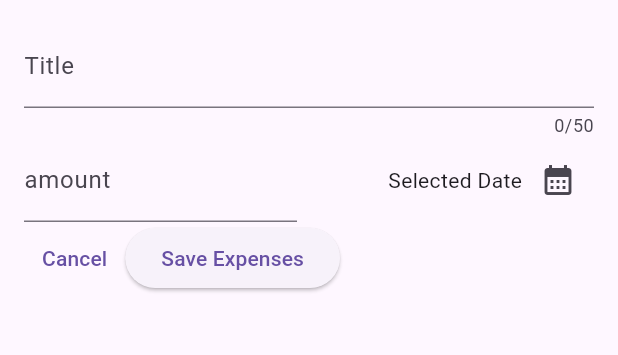
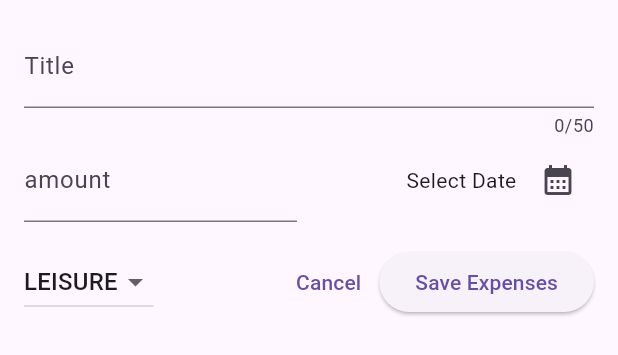
Before and after one commit to Gokuls-2003/expenses_tracker, a Flutter app: the NewExpense widget shown alone on an empty page, opened directly, on a phone screen of 412 x 824 dp. Shown: the top 355 px of the screen. Run offline on Flutter 3.47's test engine with Material 2 defaults, Android fonts, the phone set to English and light mode, and no system bars.

Commit message:
categoryInOverlaY

```diff
--- a/lib/widgets/new_expense.dart
+++ b/lib/widgets/new_expense.dart
@@ -1,3 +1,4 @@
+import 'package:expense_tracker/models/expense.dart';
 import 'package:flutter/material.dart';
 
 class NewExpense extends StatefulWidget {
@@ -17,13 +18,22 @@ class _NewExpenseState extends State<NewExpense> {
   // }
   final _titleController = TextEditingController();
   final _amountController = TextEditingController();
+  DateTime? _selectedDate;
+  Category _selectedCategory = Category.leisure;
 
-  void _presentDatePicker() {
+  void _presentDatePicker() async {
     final now = DateTime.now();
-    final firstDate = DateTime(now.year -10, now.month,now.day);
+    final firstDate = DateTime(now.year - 1, now.month, now.day);
 
-    showDatePicker(context: context, initialDate: now, firstDate: firstDate, lastDate: now);
+    final pickedDate = await showDatePicker(
+        context: context,
+        initialDate: now,
+        firstDate: firstDate,
+        lastDate: now);
 
+    setState(() {
+      _selectedDate = pickedDate;
+    });
   }
 
   @override
@@ -63,18 +73,45 @@ class _NewExpenseState extends State<NewExpense> {
             ),
             Expanded(
                 child: Row(
-                  mainAxisAlignment: MainAxisAlignment.end,
-                  crossAxisAlignment: CrossAxisAlignment.center,
+              mainAxisAlignment: MainAxisAlignment.end,
+              crossAxisAlignment: CrossAxisAlignment.center,
               children: [
-                const Text('Selected Date'),
+                Text(
+                  _selectedDate == null
+                      ? 'Select Date '
+                      : formatter.format(_selectedDate!),
+                ),
                 IconButton(
-                    onPressed: _presentDatePicker, icon: const Icon(Icons.calendar_month))
+                    onPressed: _presentDatePicker,
+                    icon: const Icon(Icons.calendar_month))
               ],
             )),
           ],
         ),
+        const SizedBox(height: 16,),
         Row(
           children: [
+            DropdownButton(
+              value: _selectedCategory,
+                items: Category.values
+                    .map(
+                      (category) => DropdownMenuItem(
+                        value: category,
+                        child: Text(
+                          category.name.toUpperCase(),
+                        ),
+                      ),
+                    )
+                    .toList(),
+                onChanged: (value) {
+                  if(value ==null){
+                    return;
+                  }
+                 setState(() {
+                   _selectedCategory = value;
+                 });
+                }),
+                const Spacer(),
             TextButton(
               onPressed: () {
                 Navigator.pop(context);
```
